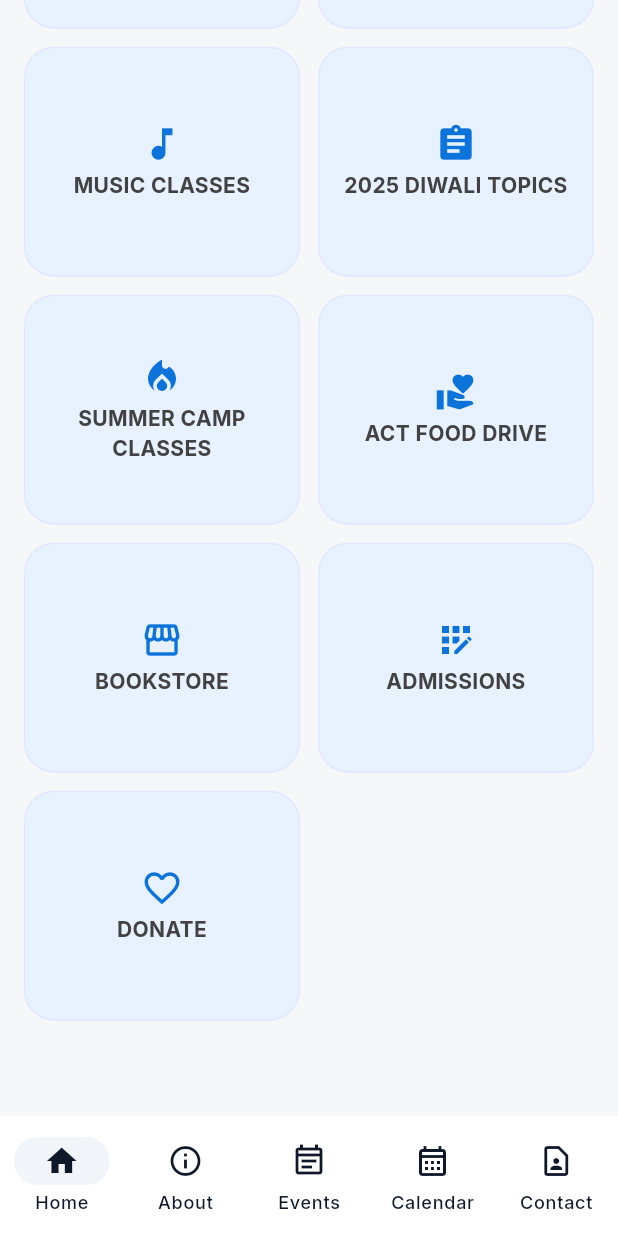
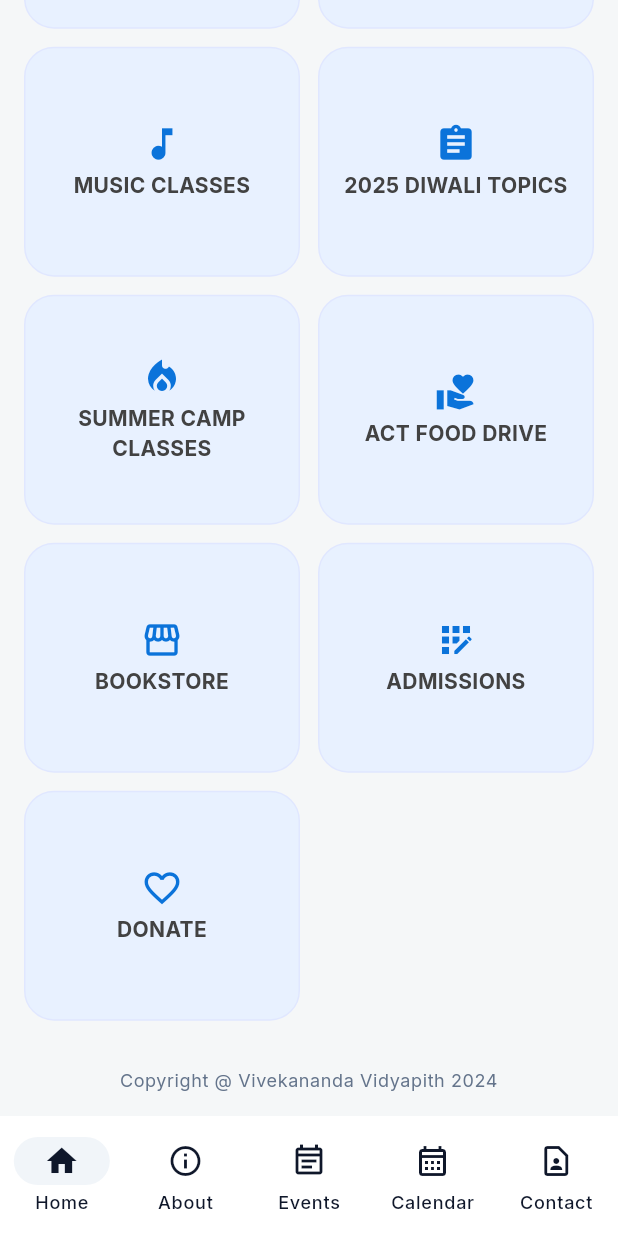
Before and after one commit to bhumiin/org.Vidyapith.app, a Flutter app: the screen it shows after launch, scrolled down 713 dp, on a phone screen of 412 x 824 dp. Run offline on Flutter 3.47's test engine with Material 3 defaults, Android fonts, the phone set to English and light mode, and no system bars; our stand-ins replace connectivity_plus, google_fonts, pull_to_refresh, shared_preferences, webview_flutter; network calls fail.

Commit message:
Add copyright text to all screens and fix Android network permission
- Add reusable CopyrightWidget component displaying 'Copyright @ Vivekananda Vidyapith 2024'
- Add copyright widget to all 11 screens (Home, About, Events, Calendar, Contact, Bookstore, Admissions, Donate, ClassDetail, Classes, SnackSignup)
- Fix Android network issues by adding INTERNET permission to AndroidManifest.xml
- Update MainActivity.kt package path to com.vidyapith.vidyapith_hybrid_app

````diff
--- /dev/null
+++ b/lib/ui/components/copyright_widget.dart
@@ -0,0 +1,42 @@
+import 'package:flutter/material.dart';
+import '../theme/shadcn_theme.dart';
+
+/// A reusable copyright widget that displays copyright information.
+///
+/// This widget shows "Copyright @ Vivekananda Vidyapith 2024" at the bottom
+/// of screens. It automatically adapts to light and dark themes.
+///
+/// Example usage:
+/// ```dart
+/// CopyrightWidget()
+/// ```
+class CopyrightWidget extends StatelessWidget {
+  const CopyrightWidget({super.key});
+
+  @override
+  Widget build(BuildContext context) {
+    final theme = Theme.of(context);
+    final isDark = theme.brightness == Brightness.dark;
+
+    // Use muted foreground color for subtle appearance
+    final textColor = isDark
+        ? ShadCNTheme.darkMutedForeground
+        : ShadCNTheme.mutedForeground;
+
+    return Padding(
+      padding: const EdgeInsets.symmetric(
+        vertical: ShadCNTheme.space4,
+      ),
+      child: Center(
+        child: Text(
+          'Copyright @ Vivekananda Vidyapith 2024',
+          style: theme.textTheme.bodySmall?.copyWith(
+            color: textColor,
+            fontSize: 12,
+          ),
+          textAlign: TextAlign.center,
+        ),
+      ),
+    );
+  }
+}
--- a/lib/ui/screens/about_screen.dart
+++ b/lib/ui/screens/about_screen.dart
@@ -6,6 +6,7 @@ import 'package:webview_flutter/webview_flutter.dart';
 import '../components/photo_carousel.dart';
 import '../theme/shadcn_theme.dart';
 import '../components/logo_leading.dart';
+import '../components/copyright_widget.dart';
 
 /// About Screen - This is the main screen that displays information about Vidyapith.
 /// It shows users:
@@ -155,6 +156,7 @@ class _AboutScreenState extends State<AboutScreen> {
                 _buildCarouselSection(isDark),        // Image carousel
                 _buildAboutSection(isDark),           // Mission statement text
                 _buildVideoSection(context, isDark),   // Video preview section
+                CopyrightWidget(),              // Copyright text
                 const SizedBox(height: ShadCNTheme.space12), // Bottom spacing
               ],
             ),
--- a/lib/ui/screens/admissions_screen.dart
+++ b/lib/ui/screens/admissions_screen.dart
@@ -7,6 +7,7 @@ import '../components/button.dart';
 import '../components/card.dart';
 import '../theme/shadcn_theme.dart';
 import '../components/branded_app_bar.dart';
+import '../components/copyright_widget.dart';
 
 /// Admissions Screen - This screen displays all admissions information and forms for Vidyapith.
 ///
@@ -192,6 +193,8 @@ class _AdmissionsScreenState extends State<AdmissionsScreen> {
         if (content.addressLines.isNotEmpty) ...[
           _buildAddressCard(context, content.addressLines),
         ],
+        const SizedBox(height: ShadCNTheme.space4),
+        CopyrightWidget(),
       ],
     );
   }
--- a/lib/ui/screens/bookstore_screen.dart
+++ b/lib/ui/screens/bookstore_screen.dart
@@ -7,6 +7,7 @@ import '../../services/website_scraper.dart';
 import '../components/button.dart';
 import '../components/card.dart';
 import '../theme/shadcn_theme.dart';
+import '../components/copyright_widget.dart';
 
 /// Bookstore Screen - This screen displays information about the Vidyapith bookstore.
 ///
@@ -172,6 +173,8 @@ class _BookstoreScreenState extends State<BookstoreScreen> {
           const SizedBox(height: ShadCNTheme.space3),
           _buildContactCard(context, content.contactEmail!),
         ],
+        const SizedBox(height: ShadCNTheme.space4),
+        CopyrightWidget(),
       ],
     );
   }
--- a/lib/ui/screens/calendar_screen.dart
+++ b/lib/ui/screens/calendar_screen.dart
@@ -7,6 +7,7 @@ import '../components/card.dart';
 import '../../models/calendar_event.dart';
 import '../../services/calendar_scraper.dart';
 import '../components/logo_leading.dart';
+import '../components/copyright_widget.dart';
 
 /// Calendar Screen - This screen displays a monthly calendar view with all Vidyapith events.
 ///
@@ -166,6 +167,7 @@ class _CalendarScreenState extends State<CalendarScreen> {
                   _buildErrorState(context, isDark)
                 else
                   _buildCalendarContent(context, isDark),
+                CopyrightWidget(),
                 const SizedBox(height: ShadCNTheme.space12),
               ],
             ),
--- a/lib/ui/screens/classes_screen.dart
+++ b/lib/ui/screens/classes_screen.dart
@@ -4,6 +4,7 @@ import '../components/card.dart';
 import '../theme/shadcn_theme.dart';
 import 'class_detail_screen.dart';
 import '../components/branded_app_bar.dart';
+import '../components/copyright_widget.dart';
 
 /// Classes Screen - This screen displays an overview of all class types offered at Vidyapith.
 ///
@@ -89,6 +90,8 @@ class ClassesScreen extends StatelessWidget {
                 );
               },
             ),
+            const SizedBox(height: ShadCNTheme.space4),
+            CopyrightWidget(),
           ],
         ),
       ),
--- a/lib/ui/screens/contact_screen.dart
+++ b/lib/ui/screens/contact_screen.dart
@@ -9,6 +9,7 @@ import '../components/card.dart';
 import '../theme/shadcn_theme.dart';
 import 'admissions_screen.dart';
 import '../components/logo_leading.dart';
+import '../components/copyright_widget.dart';
 
 /// Contact Screen - This screen provides all contact information and ways to reach Vidyapith.
 ///
@@ -294,6 +295,10 @@ class _ContactScreenState extends State<ContactScreen> {
       cards.add(const SizedBox(height: ShadCNTheme.space3));
       cards.add(_buildNoticeCard(context, content));
     }
+
+    // Copyright
+    cards.add(const SizedBox(height: ShadCNTheme.space4));
+    cards.add(CopyrightWidget());
 
     return Column(
       crossAxisAlignment: CrossAxisAlignment.stretch,
--- a/lib/ui/screens/donate_screen.dart
+++ b/lib/ui/screens/donate_screen.dart
@@ -8,6 +8,7 @@ import '../../services/website_scraper.dart';
 import '../components/button.dart';
 import '../components/card.dart';
 import '../theme/shadcn_theme.dart';
+import '../components/copyright_widget.dart';
 
 /// Donate Screen - This screen provides all donation options and methods for supporting Vidyapith.
 ///
@@ -198,6 +199,8 @@ class _DonateScreenState extends State<DonateScreen> {
           if (i != sections.length - 1)
             const SizedBox(height: ShadCNTheme.space4),
         ],
+        const SizedBox(height: ShadCNTheme.space4),
+        CopyrightWidget(),
       ],
     );
   }
--- a/lib/ui/screens/events_screen.dart
+++ b/lib/ui/screens/events_screen.dart
@@ -6,6 +6,7 @@ import '../components/card.dart';
 import '../../models/website_content.dart';
 import '../../services/website_scraper.dart';
 import '../components/logo_leading.dart';
+import '../components/copyright_widget.dart';
 
 /// Events Screen - This screen displays a list of special events from the Vidyapith website.
 ///
@@ -135,6 +136,7 @@ class _EventsScreenState extends State<EventsScreen> {
               children: [
                 _buildHeader(context, isDark),
                 _buildEventsList(context, isDark),
+                CopyrightWidget(),
                 const SizedBox(height: ShadCNTheme.space12),
               ],
             ),
--- a/lib/ui/screens/home_screen.dart
+++ b/lib/ui/screens/home_screen.dart
@@ -6,6 +6,7 @@ import 'package:url_launcher/url_launcher.dart';
 import '../theme/shadcn_theme.dart';
 import '../components/card.dart';
 import '../components/photo_carousel.dart';
+import '../components/copyright_widget.dart';
 import '../../models/website_content.dart';
 import '../../services/website_scraper.dart';
 import 'bookstore_screen.dart';
@@ -197,6 +198,8 @@ class _HomeScreenState extends State<HomeScreen> {
                 _buildEventsSection(context, isDark),
                 // Quick links grid (Snack Signup, Classes, etc.)
                 _buildResourcesSection(context, isDark),
+                // Copyright text
+                CopyrightWidget(),
                 // Bottom spacing
                 const SizedBox(height: ShadCNTheme.space12),
               ],
--- a/lib/ui/screens/snack_signup_screen.dart
+++ b/lib/ui/screens/snack_signup_screen.dart
@@ -5,6 +5,7 @@ import '../components/branded_app_bar.dart';
 import '../components/button.dart';
 import '../components/card.dart';
 import '../theme/shadcn_theme.dart';
+import '../components/copyright_widget.dart';
 
 /// Snack Signup Screen - This screen helps parents sign up to provide snacks for Vidyapith events.
 ///
@@ -243,6 +244,8 @@ class _SnackSignupScreenState extends State<SnackSignupScreen> {
           'Snack Coordinator will be calling you week in advance',
           isBold: true,
         ),
+        const SizedBox(height: ShadCNTheme.space4),
+        CopyrightWidget(),
       ],
     );
   }
````
Also changed, not shown: lib/ui/screens/class_detail_screen.dart (+13 -1 lines), 4 other files.
